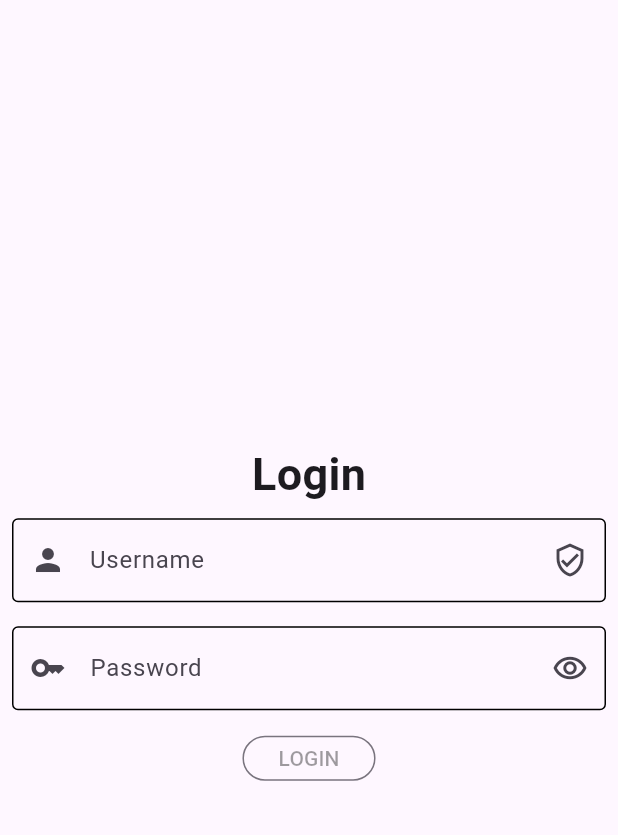
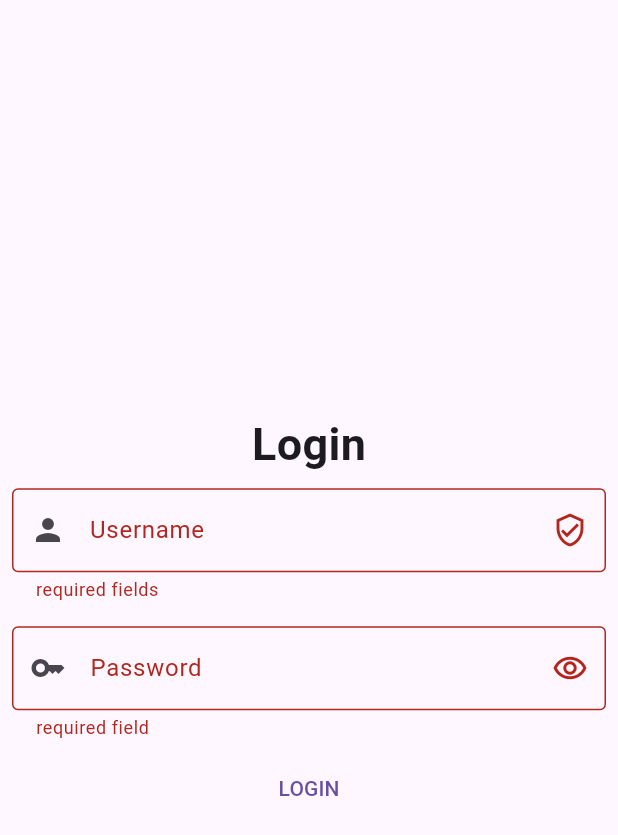
Before and after one commit to Asmabi-cheriyath/flutter_task2, a Flutter app: the screen it shows after launch, after a tap on "LOGIN", on a phone screen of 412 x 824 dp. Shown: the top 835 px of the screen. Run offline on Flutter 3.47's test engine with Material 3 defaults, Android fonts, the phone set to English and light mode, and no system bars.

Commit message:
loginscreen

```diff
--- a/lib/main.dart
+++ b/lib/main.dart
@@ -1,4 +1,5 @@
 import 'package:flutter/material.dart';
+import 'package:flutter_task2/views/loginscreen.dart';
 
 void main() {
   runApp(const MyApp());
@@ -16,77 +17,3 @@ class MyApp extends StatelessWidget {
     );
   }
 }
-
-class Login extends StatelessWidget {
-  const Login({super.key});
-
-  @override
-  Widget build(BuildContext context) {
-    return Scaffold(
-      body: Center(
-        child: Column(
-          mainAxisAlignment: MainAxisAlignment.center,
-          children: [
-            const Text(
-              "Login",
-              style: TextStyle(fontWeight: FontWeight.bold, fontSize: 30),
-            ),
-            const Padding(
-              padding: EdgeInsets.all(8.0),
-              child: TextField(
-                textAlign: TextAlign.center,
-                decoration: InputDecoration(
-                  enabledBorder: OutlineInputBorder(
-                      borderSide: BorderSide(color: Colors.black)),
-                  focusedBorder: OutlineInputBorder(
-                      borderSide: BorderSide(color: Colors.grey)),
-                  // fillColor: Colors.grey,
-                  // filled: true,
-                  labelText: "Username",
-                  hintText: "Enter your Username",
-                  hintStyle: TextStyle(fontStyle: FontStyle.italic),
-                  prefixIcon: Icon(Icons.person),
-                  suffixIcon: Icon(Icons.verified_user_outlined),
-                ),
-              ),
-            ),
-            const Padding(
-              padding: EdgeInsets.all(8.0),
-              child: TextField(
-                decoration: InputDecoration(
-                    enabledBorder: OutlineInputBorder(
-                        borderSide: BorderSide(color: Colors.black)),
-                    focusedBorder: OutlineInputBorder(
-                        borderSide: BorderSide(color: Colors.grey)),
-                    labelText: "Password",
-                    hintText: "Enter your Password",
-                    prefixIcon: Icon(Icons.key),
-                    suffixIcon: Icon(
-                      Icons.remove_red_eye_outlined,
-                    )),
-              ),
-            ),
-
-            // TextButton(onPressed: () {}, child: const Text("LOGIN"))
-
-            // ElevatedButton(
-            //     style: const ButtonStyle(
-            //         foregroundColor: MaterialStatePropertyAll(Colors.blue),
-            //         backgroundColor:
-            //             MaterialStatePropertyAll(Colors.deepPurple)),
-            //     onPressed: () {},
-            //     child: const Text("LOGIN"))
-
-            OutlinedButton(
-                style: ButtonStyle(
-                    minimumSize: MaterialStateProperty.all(const Size(30, 30)),
-                    foregroundColor:
-                        const MaterialStatePropertyAll(Colors.black38)),
-                onPressed: () {},
-                child: const Text("LOGIN"))
-          ],
-        ),
-      ),
-    );
-  }
-}
--- /dev/null
+++ b/lib/views/homepage.dart
@@ -0,0 +1,12 @@
+import 'package:flutter/material.dart';
+
+class HomePage extends StatelessWidget {
+  const HomePage({super.key});
+
+
+
+  @override
+  Widget build(BuildContext context) {
+    return const Scaffold();
+  }
+}
--- /dev/null
+++ b/lib/views/loginscreen.dart
@@ -0,0 +1,123 @@
+import 'package:flutter/material.dart';
+import 'package:flutter_task2/views/homepage.dart';
+
+class Login extends StatelessWidget {
+  const Login({super.key});
+
+  @override
+  Widget build(BuildContext context) {
+    GlobalKey<FormState> loginkey = GlobalKey<FormState>();
+    TextEditingController usernamecontroller = TextEditingController();
+    TextEditingController passwordcontroller = TextEditingController();
+
+    void login(String username, double password) {
+      if (username == "asma" && password == 123) {
+        print("correct");
+        Navigator.of(context)
+            .push(MaterialPageRoute(builder: (context) => HomePage()));
+      } else {
+        print("invalied usename and password");
+        ScaffoldMessenger.of(context).showSnackBar(const SnackBar(
+          content: Text("INCORRECT USERNAME AND PASSWORD"),
+        ));
+      }
+    }
+
+    return Scaffold(
+        body: Center(
+            child: Form(
+      key: loginkey,
+      child: Column(
+        mainAxisAlignment: MainAxisAlignment.center,
+        children: [
+          const Text(
+            "Login",
+            style: TextStyle(fontWeight: FontWeight.bold, fontSize: 30),
+          ),
+          Padding(
+            padding: const EdgeInsets.all(8.0),
+            child: TextFormField(
+              validator: (value) {
+                if (value == null || value.isEmpty) {
+                  return "required fields";
+                } else {
+                  return null;
+                }
+              },
+              controller: usernamecontroller,
+              textAlign: TextAlign.center,
+              decoration: const InputDecoration(
+                border: OutlineInputBorder(
+                    borderSide: BorderSide(color: Colors.black)),
+                // enabledBorder: OutlineInputBorder(
+                //     borderSide: BorderSide(color: Colors.black)),
+                // focusedBorder: OutlineInputBorder(
+                //     borderSide: BorderSide(color: Colors.grey)),
+                // fillColor: Colors.grey,
+                // filled: true,
+                labelText: "Username",
+                // hintText: "Enter your Username",
+                hintStyle: TextStyle(fontStyle: FontStyle.italic),
+                prefixIcon: Icon(Icons.person),
+                suffixIcon: Icon(Icons.verified_user_outlined),
+              ),
+            ),
+          ),
+          Padding(
+            padding: const EdgeInsets.all(8.0),
+            child: TextFormField(
+              obscureText: true,
+              validator: (value) {
+                if (value == null || value.isEmpty) {
+                  return "required field";
+                } else {
+                  return null;
+                }
+              },
+              controller: passwordcontroller,
+              decoration: const InputDecoration(
+                  border: OutlineInputBorder(
+                      borderSide: BorderSide(color: Colors.black)),
+                  // enabledBorder: OutlineInputBorder(
+                  //     borderSide: BorderSide(color: Colors.black)),
+                  // focusedBorder: OutlineInputBorder(
+                  //     borderSide: BorderSide(color: Colors.grey)),
+                  //     errorBorder: OutlineInputBorder(borderSide: BorderSide(color: Colors.black)),
+                  labelText: "Password",
+                  prefixIcon: Icon(Icons.key),
+                  suffixIcon: Icon(
+                    Icons.remove_red_eye_outlined,
+                  )),
+            ),
+          ),
+
+          TextButton(
+            onPressed: () {
+              if (loginkey.currentState!.validate()) {
+                login(usernamecontroller.text,
+                    double.parse(passwordcontroller.text));
+              }
+            },
+            child: const Text("LOGIN"),
+          )
+
+          // ElevatedButton(
+          //     style: const ButtonStyle(
+          //         foregroundColor: MaterialStatePropertyAll(Colors.blue),
+          //         backgroundColor:
+          //             MaterialStatePropertyAll(Colors.deepPurple)),
+          //     onPressed: () {},
+          //     child: const Text("LOGIN"))
+
+          // OutlinedButton(
+          //     style: ButtonStyle(
+          //         minimumSize: MaterialStateProperty.all(const Size(30, 30)),
+          //         foregroundColor:
+          //             const MaterialStatePropertyAll(Colors.black38)),
+          //     onPressed: () {},
+          //     child: const Text("LOGIN"))
+        ],
+      ),
+    )));
+  }
+}
```
